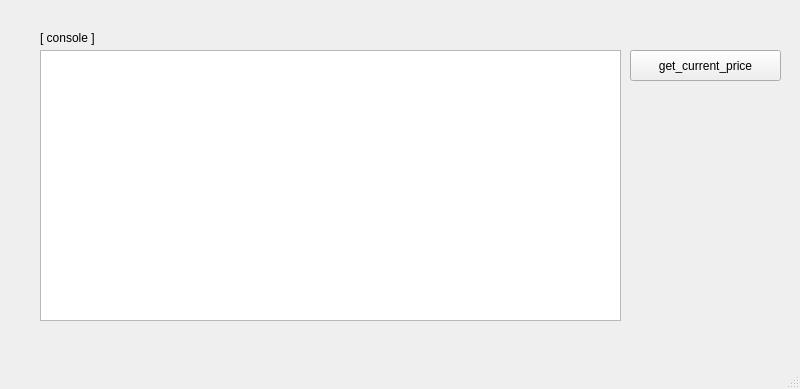
The window that gui/main_gui.ui (woody35545/bihts) describes before a commit, drawn with Qt 5.
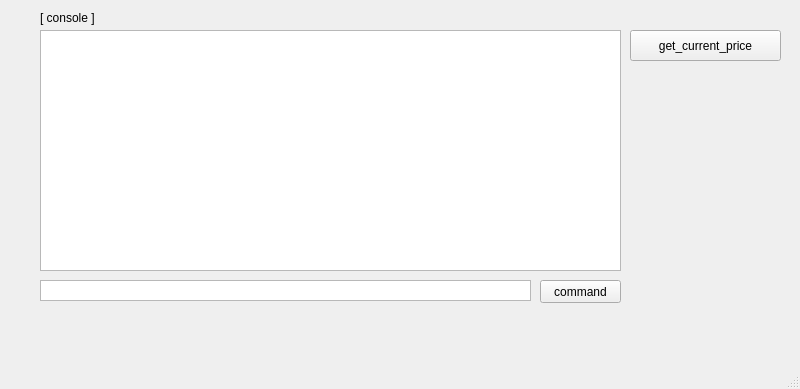
The same window after the commit.

Patch:
```diff
--- a/gui/main_gui.ui
+++ b/gui/main_gui.ui
@@ -18,17 +18,20 @@
     <property name="geometry">
      <rect>
       <x>40</x>
-      <y>50</y>
+      <y>30</y>
       <width>581</width>
-      <height>271</height>
+      <height>241</height>
      </rect>
     </property>
+    <property name="readOnly">
+     <bool>true</bool>
+    </property>
    </widget>
    <widget class="QPushButton" name="pushButton">
     <property name="geometry">
      <rect>
       <x>630</x>
-      <y>50</y>
+      <y>30</y>
       <width>151</width>
       <height>31</height>
      </rect>
@@ -41,7 +44,7 @@
     <property name="geometry">
      <rect>
       <x>40</x>
-      <y>30</y>
+      <y>10</y>
       <width>81</width>
       <height>16</height>
      </rect>
@@ -50,6 +53,35 @@
      <string>[ console ]</string>
     </property>
    </widget>
+   <widget class="QPushButton" name="btn_command">
+    <property name="geometry">
+     <rect>
+      <x>540</x>
+      <y>280</y>
+      <width>81</width>
+      <height>23</height>
+     </rect>
+    </property>
+    <property name="text">
+     <string>command</string>
+    </property>
+   </widget>
+   <widget class="QTextEdit" name="te_command">
+    <property name="geometry">
+     <rect>
+      <x>40</x>
+      <y>280</y>
+      <width>491</width>
+      <height>21</height>
+     </rect>
+    </property>
+    <property name="verticalScrollBarPolicy">
+     <enum>Qt::ScrollBarAlwaysOff</enum>
+    </property>
+    <property name="horizontalScrollBarPolicy">
+     <enum>Qt::ScrollBarAlwaysOff</enum>
+    </property>
+   </widget>
   </widget>
   <widget class="QMenuBar" name="menubar">
    <property name="geometry">
```
Left out of the diff: 6 changed lines with no effect on the pictures.
